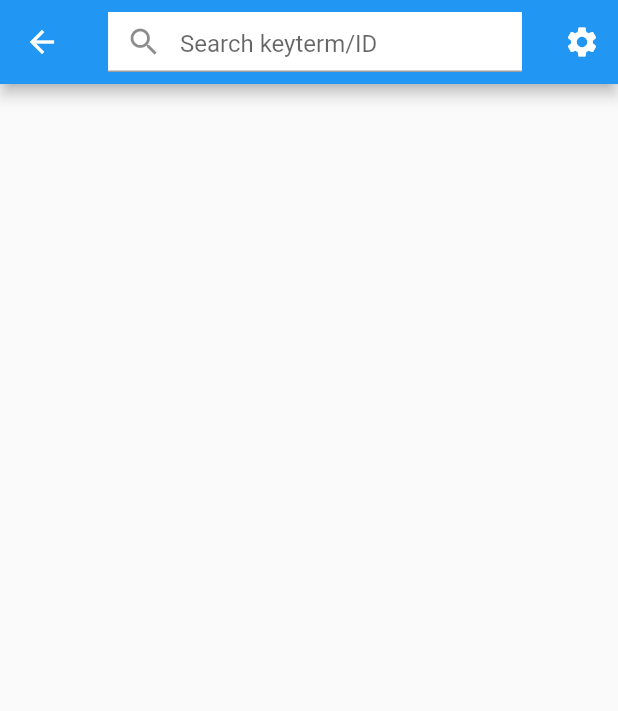
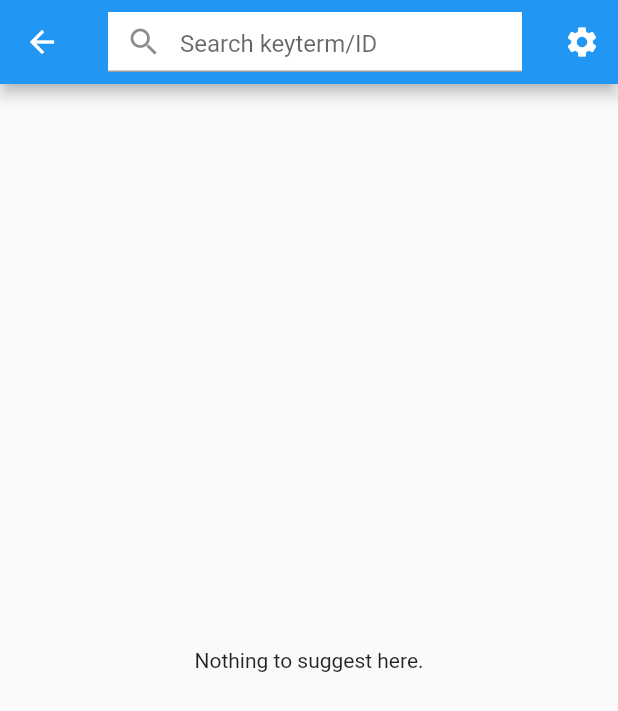
Before and after one commit to novialriptide/pix, a Flutter app: the SearchScreen screen opened directly, on a phone screen of 412 x 824 dp. Shown: the top 711 px of the screen. Run offline on Flutter 3.47's test engine with Material 2 defaults, Android fonts, the phone set to English and light mode, and no system bars; our stand-ins replace flutter_staggered_animations, webview_flutter; missing offline and left inert: dart:ffi, expandable_bottom_sheet, oauth2, pxdart.

Commit message:
Add dynamic favorite icon & empty search results

```diff
--- a/lib/states/searchpage.dart
+++ b/lib/states/searchpage.dart
@@ -18,6 +18,7 @@ class SearchScreen extends StatefulWidget {
 class SearchState extends State<SearchScreen> {
   late PixivClient client;
   String searchKeyTerm = "";
+  String incompleteSearchTerm = "";
   bool hasMore = false;
   bool isLoadingMore = false;
   List<PixivIllust> cachedIllusts = [];
@@ -121,6 +122,47 @@ class SearchState extends State<SearchScreen> {
     isLoadingMore = false;
   }
 
+  Widget suggestionsWidget(BuildContext context) {
+    return incompleteSearchTerm.isEmpty
+        ? const Center(child: Text('Nothing to suggest here.'))
+        : Container();
+  }
+
+  Widget resultsWidget(BuildContext context) {
+    return GridView.builder(
+        controller: scrollController,
+        gridDelegate: const SliverGridDelegateWithFixedCrossAxisCount(
+          crossAxisCount: 2,
+        ),
+        itemCount: images.length + 1,
+        itemBuilder: (context, index) {
+          if (index < images.length) {
+            try {
+              final illust = InkWell(
+                  onTap: () {
+                    Navigator.push(
+                        context,
+                        MaterialPageRoute(
+                            builder: (context) => IllustViewScreen(
+                                illust: cachedIllusts[index], client: client)));
+                  },
+                  child: Image.memory(images[index]));
+              return illust;
+            } catch (e) {
+              return Container();
+            }
+          } else {
+            return Padding(
+              padding: const EdgeInsets.symmetric(horizontal: 5.0),
+              child: Center(
+                  child: isLoadingMore
+                      ? const CircularProgressIndicator()
+                      : Container()),
+            );
+          }
+        });
+  }
+
   @override
   Widget build(BuildContext context) {
     return Scaffold(
@@ -134,12 +176,18 @@ class SearchState extends State<SearchScreen> {
                     controller: textController,
                     keyboardType: TextInputType.text,
                     textInputAction: TextInputAction.search,
+                    onChanged: ((value) {
+                      incompleteSearchTerm = value;
+                    }),
                     onSubmitted: (_) {
                       searchKeyTerm = textController.text;
                       images = [];
                       imageIds = [];
                       cachedIllusts = [];
-                      loadImages(textController.text);
+                      incompleteSearchTerm = '';
+                      if (searchKeyTerm.isNotEmpty) {
+                        loadImages(textController.text);
+                      }
                     },
                     decoration: const InputDecoration(
                         hintText: 'Search keyterm/ID',
@@ -157,38 +205,8 @@ class SearchState extends State<SearchScreen> {
                             builder: (context) => SearchOptions()));
                   })
             ]),
-        body: GridView.builder(
-            controller: scrollController,
-            gridDelegate: const SliverGridDelegateWithFixedCrossAxisCount(
-              crossAxisCount: 3,
-            ),
-            itemCount: images.length + 1,
-            itemBuilder: (context, index) {
-              if (index < images.length) {
-                try {
-                  final illust = InkWell(
-                      onTap: () {
-                        Navigator.push(
-                            context,
-                            MaterialPageRoute(
-                                builder: (context) => IllustViewScreen(
-                                    illust: cachedIllusts[index],
-                                    client: client)));
-                      },
-                      child: Image.memory(images[index]));
-                  return illust;
-                } catch (e) {
-                  return Container();
-                }
-              } else {
-                return Padding(
-                  padding: const EdgeInsets.symmetric(horizontal: 5.0),
-                  child: Center(
-                      child: isLoadingMore
-                          ? const CircularProgressIndicator()
-                          : Container()),
-                );
-              }
-            }));
+        body: searchKeyTerm.isNotEmpty
+            ? resultsWidget(context)
+            : suggestionsWidget(context));
   }
 }
```
